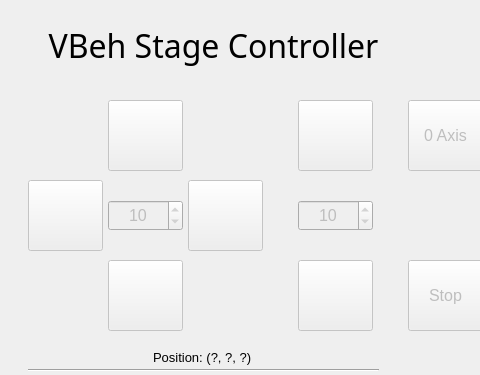
Before: the Qt Designer form src/visual_behavior/resources/stage_controller.ui in VectorForceResearch/vbeb_testbench, drawn with Qt 5; both pictures show x 92 to 572 and y 0 to 375 of the 1175 by 818 pixel window.
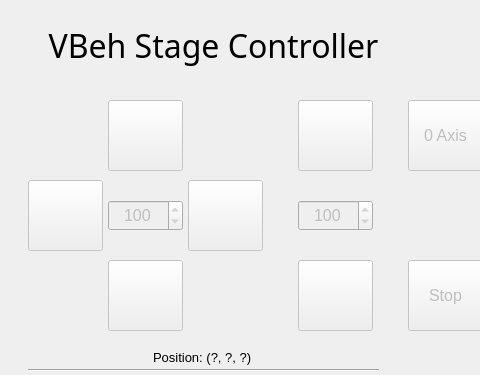
After: the same form once the commit is applied. Icons and pictures are not drawn.

Commit message: Added drive to home Added daqReadTest Fixed some UI elements

Patch:
```diff
--- a/src/visual_behavior/resources/stage_controller.ui
+++ b/src/visual_behavior/resources/stage_controller.ui
@@ -500,10 +500,10 @@
      <set>Qt::AlignCenter</set>
     </property>
     <property name="maximum">
-     <number>100</number>
+     <number>10000</number>
     </property>
     <property name="value">
-     <number>10</number>
+     <number>100</number>
     </property>
    </widget>
    <widget class="QSpinBox" name="sb_xy_stepsize">
@@ -530,7 +530,7 @@
      <number>10000</number>
     </property>
     <property name="value">
-     <number>10</number>
+     <number>100</number>
     </property>
    </widget>
    <widget class="QLabel" name="label_16">
```
The commit also changes 5 other files.
